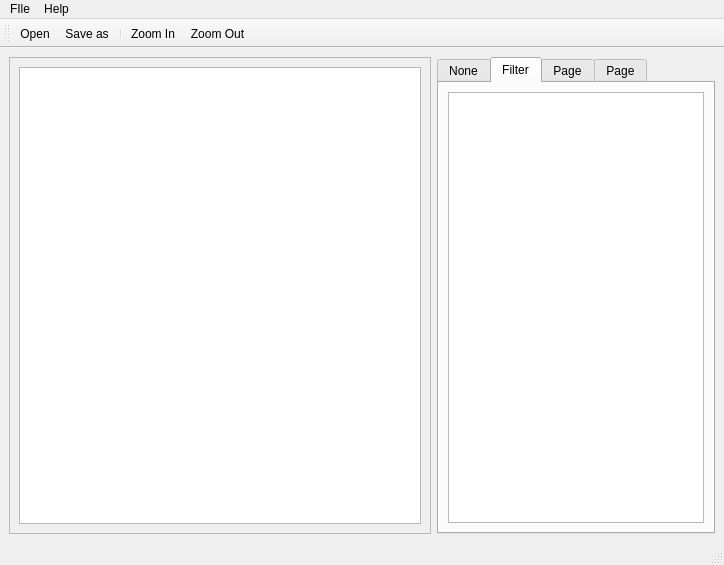
First picture: the form in gui/maingui.ui, repository junsee1412/Image-Processing, before the edit.
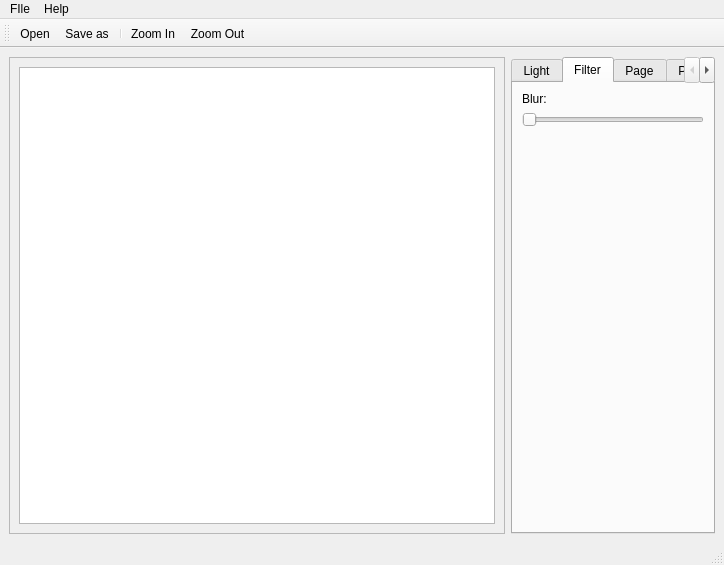
Second picture: the form after the edit. The open tabs and pages were chosen to show the change. Icons and pictures are not drawn.

```diff
--- a/gui/maingui.ui
+++ b/gui/maingui.ui
@@ -25,7 +25,7 @@
         <rect>
          <x>0</x>
          <y>0</y>
-         <width>408</width>
+         <width>482</width>
          <height>453</height>
         </rect>
        </property>
@@ -56,7 +56,7 @@
       </property>
       <widget class="QWidget" name="tab">
        <attribute name="title">
-        <string>None</string>
+        <string>Light</string>
        </attribute>
        <layout class="QGridLayout" name="gridLayout_3">
         <item row="3" column="0" colspan="2">
@@ -113,8 +113,32 @@
         <string>Filter</string>
        </attribute>
        <layout class="QGridLayout" name="gridLayout_4">
+        <item row="2" column="0">
+         <spacer name="verticalSpacer_2">
+          <property name="orientation">
+           <enum>Qt::Vertical</enum>
+          </property>
+          <property name="sizeHint" stdset="0">
+           <size>
+            <width>20</width>
+            <height>40</height>
+           </size>
+          </property>
+         </spacer>
+        </item>
+        <item row="1" column="0">
+         <widget class="QSlider" name="horizontalSlider_3">
+          <property name="orientation">
+           <enum>Qt::Horizontal</enum>
+          </property>
+         </widget>
+        </item>
         <item row="0" column="0">
-         <widget class="QListView" name="listView"/>
+         <widget class="QLabel" name="label">
+          <property name="text">
+           <string>Blur:</string>
+          </property>
+         </widget>
         </item>
        </layout>
       </widget>
```
Left out of the diff: 44 changed lines with no effect on the pictures.
